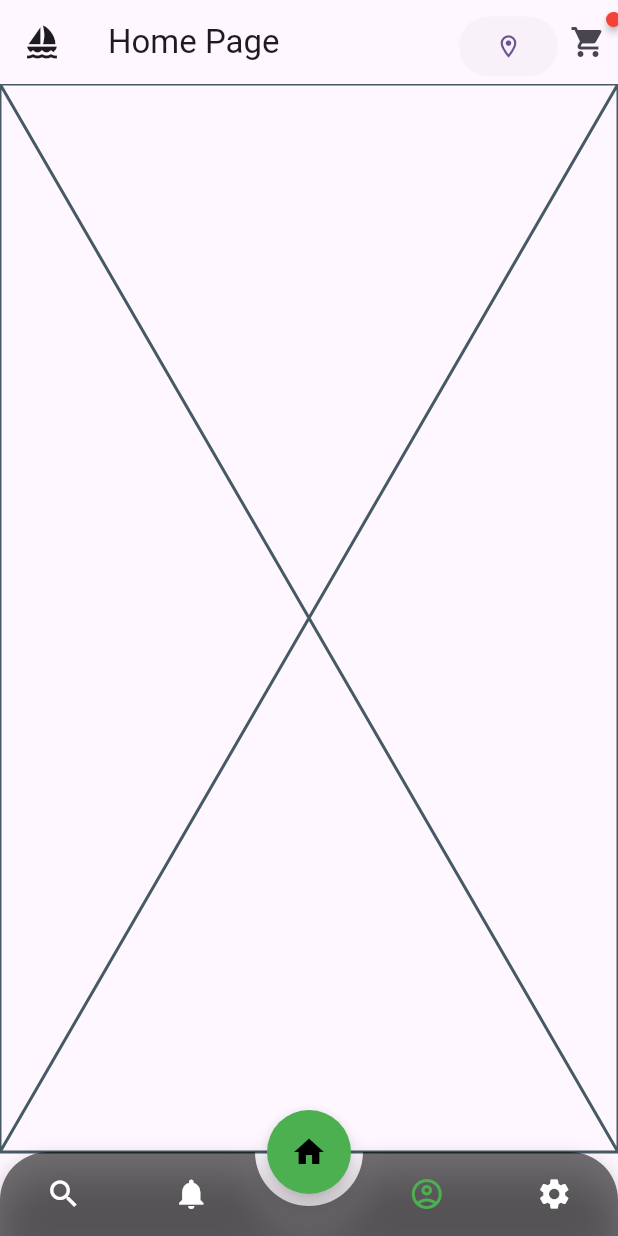
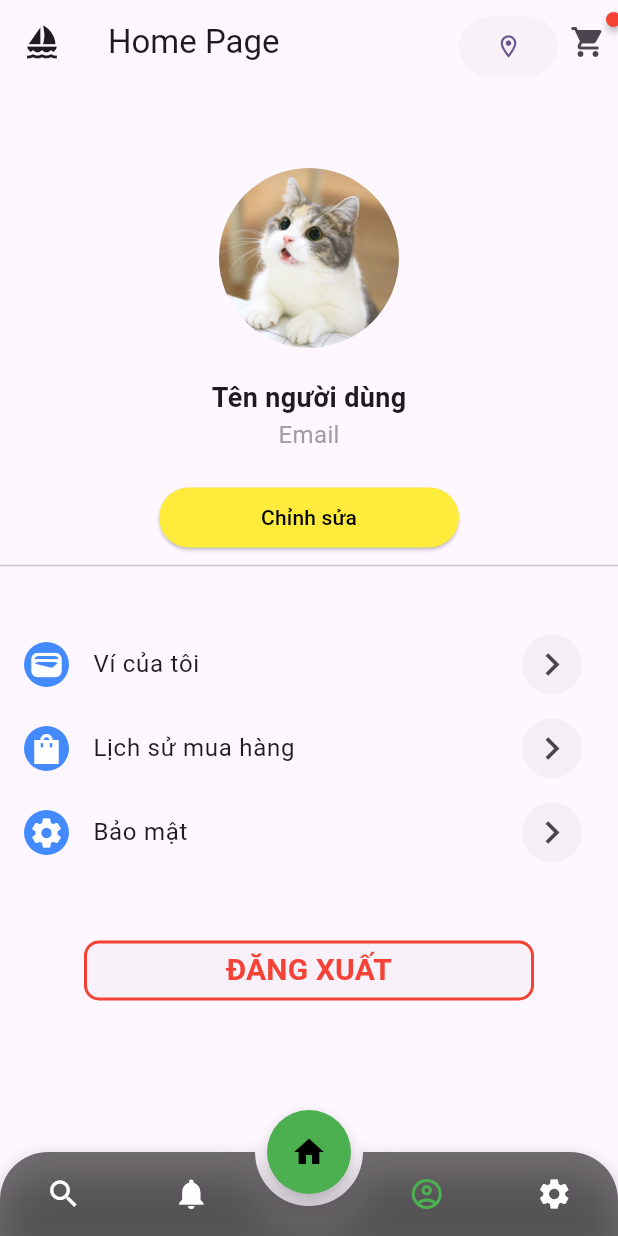
Before and after one commit to QuocLammm/Android, a Flutter app: the screen it shows after launch, item 3 of the bottom bar chosen, on a phone screen of 412 x 824 dp. Run offline on Flutter 3.47's test engine with Material 3 defaults, Android fonts, the phone set to English and light mode, and no system bars; drawn by our look-alikes of animated_bottom_navigation_bar, badges; our stand-ins replace cloud_firestore, firebase_auth, firebase_core, flutter_rating_bar, geolocator, get; accounts and stored records are empty.

Commit message:
information and login

```diff
--- a/btl/lib/bai_tap_lon/home/page_information.dart
+++ b/btl/lib/bai_tap_lon/home/page_information.dart
@@ -1,3 +1,8 @@
+import 'package:btl/bai_tap_lon/widget/radio_button.dart';
+import 'package:btl/bai_tap_lon/widget/wrapper_data.dart';
+import 'package:flutter/material.dart';
+import 'package:btl/bai_tap_lon/login_out/login.dart';
+import 'package:firebase_auth/firebase_auth.dart';
 import 'package:btl/bai_tap_lon/widget/radio_button.dart';
 import 'package:btl/bai_tap_lon/widget/wrapper_data.dart';
 import 'package:flutter/material.dart';
@@ -7,6 +12,139 @@ class PageProfile extends StatelessWidget {
 
   @override
   Widget build(BuildContext context) {
+    return Scaffold(
+      appBar: AppBar(
+      ),
+      body: Column(
+        crossAxisAlignment: CrossAxisAlignment.center,
+        children: [
+          Container(
+            width: 120,height: 120,
+            child: ClipRRect(
+              borderRadius: BorderRadius.circular(100),
+              child: Image(image: AssetImage("asset/images/1.jpg"),),
+            ),
+          ),
+          SizedBox(height: 20,),
+          Column(
+            children: [
+              Text("Tên người dùng", style: TextStyle(fontSize: 18, fontWeight: FontWeight.bold)),
+              Text("Email", style: TextStyle(fontSize: 16, color: Colors.grey)),
+            ],
+          ),
+          SizedBox(height: 20,),
+          SizedBox(
+            width: 200,
+            child: ElevatedButton(
+              onPressed: () {
+
+              },
+              style: ElevatedButton.styleFrom(
+                  backgroundColor: Colors.yellow
+              ),
+              child: Text("Chỉnh sửa",style: TextStyle(color:Colors.black),),
+            ),
+          ),
+          Divider(),
+          SizedBox(height: 30,),
+          ListTile(
+            leading: Container(
+              width: 30,
+              height: 30,
+              decoration: BoxDecoration(
+                borderRadius: BorderRadius.circular(100),
+                color: Colors.blueAccent,
+              ),
+              child: Icon(Icons.wallet, color: Colors.white),
+            ),
+            title: Text("Ví của tôi"),
+            onTap: () {
+              // ListTile action
+            },
+            trailing: Container(
+              width: 40,
+              height: 40,
+              decoration: BoxDecoration(
+                borderRadius:BorderRadius.circular(100),
+                color: Colors.grey.withOpacity(0.1),
+              ),
+              child: Icon(Icons.keyboard_arrow_right_outlined,size: 30,),
+            ),
+          ),
+          ListTile(
+            leading: Container(
+              width: 30,
+              height: 30,
+              decoration: BoxDecoration(
+                borderRadius: BorderRadius.circular(100),
+                color: Colors.blueAccent,
+              ),
+              child: Icon(Icons.shopping_bag_sharp, color: Colors.white),
+            ),
+            title: Text("Lịch sử mua hàng"),
+            onTap: () {
+              // ListTile action
+            },
+            trailing: Container(
+              width: 40,
+              height: 40,
+              decoration: BoxDecoration(
+                borderRadius:BorderRadius.circular(100),
+                color: Colors.grey.withOpacity(0.1),
+              ),
+              child: Icon(Icons.keyboard_arrow_right_outlined,size: 30,),
+            ),
+          ),
+          ListTile(
+            leading: Container(
+              width: 30,
+              height: 30,
+              decoration: BoxDecoration(
+                borderRadius: BorderRadius.circular(100),
+                color: Colors.blueAccent,
+              ),
+              child: Icon(Icons.settings, color: Colors.white),
+            ),
+            title: Text("Bảo mật"),
+            onTap: () {
+              // ListTile action
+            },
+            trailing: Container(
+              width: 40,
+              height: 40,
+              decoration: BoxDecoration(
+                borderRadius:BorderRadius.circular(100),
+                color: Colors.grey.withOpacity(0.1),
+              ),
+              child: Icon(Icons.keyboard_arrow_right_outlined,size: 30,),
+            ),
+          ),
+          SizedBox(height: 40,),
+          SizedBox(
+            width: 300,
+            child: ElevatedButton(
+                onPressed: () async {
+                  await FirebaseAuth.instance.signOut();
+                  Navigator.pushAndRemoveUntil(context,MaterialPageRoute(builder: (context) => PageLogin(),), (route) => false);
+                },
+                style: ElevatedButton.styleFrom(
+                  shape: RoundedRectangleBorder(
+                    borderRadius: BorderRadius.circular(10),
+                    side: BorderSide(color: Colors.red, width: 2),
+                  ),
+                  elevation: 0.0,
+                  shadowColor: Colors.transparent,
+                ),
+                child: Text("ĐĂNG XUẤT",style: TextStyle(
+                    fontSize:20,
+                    color: Colors.red,
+                    fontWeight: FontWeight.bold
+                ),)),
+          )
+        ],
+      ),
+    );
     return const Placeholder();
+
   }
 }
--- /dev/null
+++ b/btl/lib/bai_tap_lon/login_out/login.dart
@@ -0,0 +1,10 @@
+import 'package:flutter/material.dart';
+
+class PageLogin extends StatelessWidget {
+  const PageLogin({super.key});
+
+  @override
+  Widget build(BuildContext context) {
+    return const Placeholder();
+  }
+}
```
